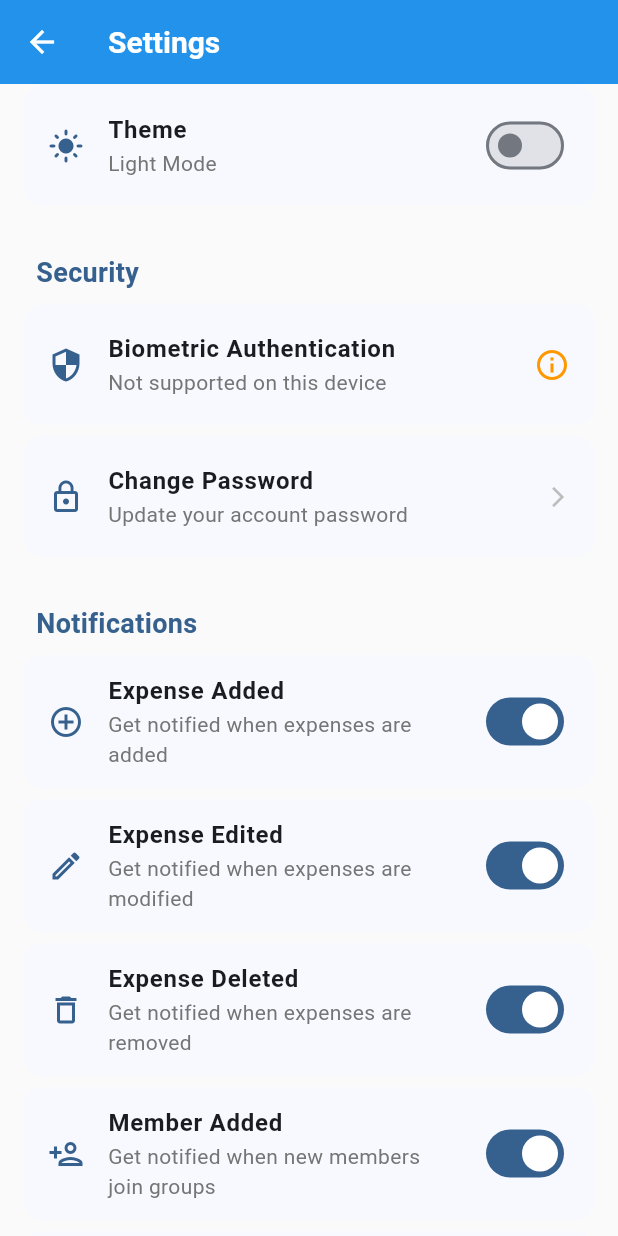
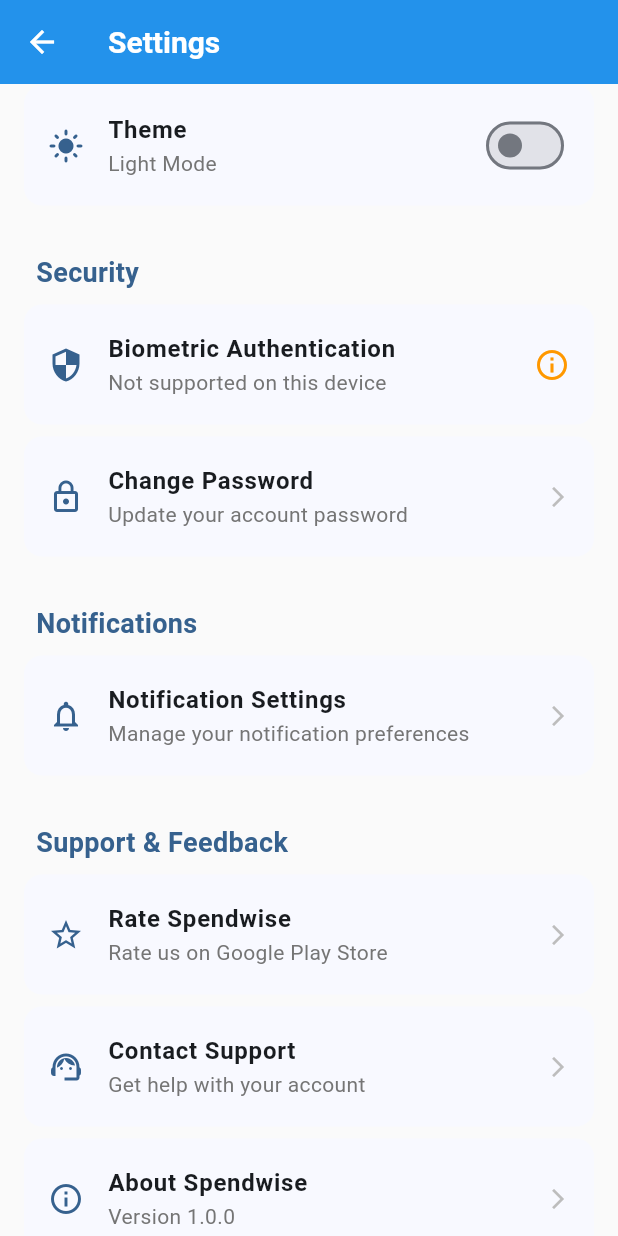
Before and after one commit to dthys/spendwise, a Flutter app: the SettingsScreen screen opened directly, scrolled down 576 dp, on a phone screen of 412 x 824 dp. Run offline on Flutter 3.47's test engine with Material 3 defaults, Android fonts, the phone set to English and light mode, and no system bars; our stand-ins replace cloud_firestore, firebase_auth, firebase_core, firebase_messaging, flutter_secure_storage, google_sign_in and 2 more; accounts and stored records are empty; network calls fail.

Commit message:
bank account fix

```diff
--- a/lib/screens/home/settings_screen.dart
+++ b/lib/screens/home/settings_screen.dart
@@ -10,6 +10,8 @@ import '../../services/database_service.dart';
 import '../../services/biometric_service.dart';
 import '../../models/user_model.dart';
 import '../../dialogs/auth_dialogs.dart';
+import 'notification_settings_screen.dart';
+
 
 class SettingsScreen extends StatefulWidget {
   @override
@@ -583,10 +585,10 @@ class _SettingsScreenState extends State<SettingsScreen> {
                   ),
                   _buildSettingsTile(
                     icon: Icons.account_balance,
-                    title: 'Bankrekening',
+                    title: 'Bank account',
                     subtitle: _currentUser?.bankAccount != null
                         ? 'IBAN: ${BankingService.formatIBAN(_currentUser!.bankAccount!)}'
-                        : 'Geen bankrekening toegevoegd',
+                        : 'No bank account added',
                     onTap: _showBankAccountDialog,
                     trailing: _currentUser?.bankAccount != null
                         ? Icon(Icons.check_circle, color: Colors.green, size: 20)
@@ -646,107 +648,23 @@ class _SettingsScreenState extends State<SettingsScreen> {
 
                   SizedBox(height: 24),
 
-                  // Notifications Section
+// Notifications Section
                   _buildSectionHeader('Notifications'),
-                  Consumer<NotificationService>(
-                    builder: (context, notificationService, child) {
-                      return Column(
-                        children: [
-                          _buildSettingsTile(
-                            icon: Icons.add_circle_outline,
-                            title: 'Expense Added',
-                            subtitle: 'Get notified when expenses are added',
-                            onTap: () => notificationService.setExpenseAddedEnabled(
-                              !notificationService.expenseAddedEnabled,
-                            ),
-                            trailing: Switch(
-                              value: notificationService.expenseAddedEnabled,
-                              onChanged: notificationService.setExpenseAddedEnabled,
-                            ),
-                          ),
-                          _buildSettingsTile(
-                            icon: Icons.edit_outlined,
-                            title: 'Expense Edited',
-                            subtitle: 'Get notified when expenses are modified',
-                            onTap: () => notificationService.setExpenseEditedEnabled(
-                              !notificationService.expenseEditedEnabled,
-                            ),
-                            trailing: Switch(
-                              value: notificationService.expenseEditedEnabled,
-                              onChanged: notificationService.setExpenseEditedEnabled,
-                            ),
-                          ),
-                          _buildSettingsTile(
-                            icon: Icons.delete_outline,
-                            title: 'Expense Deleted',
-                            subtitle: 'Get notified when expenses are removed',
-                            onTap: () => notificationService.setExpenseDeletedEnabled(
-                              !notificationService.expenseDeletedEnabled,
-                            ),
-                            trailing: Switch(
-                              value: notificationService.expenseDeletedEnabled,
-                              onChanged: notificationService.setExpenseDeletedEnabled,
-                            ),
-                          ),
-                          _buildSettingsTile(
-                            icon: Icons.person_add_outlined,
-                            title: 'Member Added',
-                            subtitle: 'Get notified when new members join groups',
-                            onTap: () => notificationService.setMemberAddedEnabled(
-                              !notificationService.memberAddedEnabled,
-                            ),
-                            trailing: Switch(
-                              value: notificationService.memberAddedEnabled,
-                              onChanged: notificationService.setMemberAddedEnabled,
-                            ),
-                          ),
-                          _buildSettingsTile(
-                            icon: Icons.person_remove_outlined,
-                            title: 'Member Removed',
-                            subtitle: 'Get notified when members leave groups',
-                            onTap: () => notificationService.setMemberRemovedEnabled(
-                              !notificationService.memberRemovedEnabled,
-                            ),
-                            trailing: Switch(
-                              value: notificationService.memberRemovedEnabled,
-                              onChanged: notificationService.setMemberRemovedEnabled,
-                            ),
-                          ),
-                          _buildSettingsTile(
-                            icon: Icons.group_add_outlined,
-                            title: 'Group Created',
-                            subtitle: 'Get notified when added to new groups',
-                            onTap: () => notificationService.setGroupCreatedEnabled(
-                              !notificationService.groupCreatedEnabled,
-                            ),
-                            trailing: Switch(
-                              value: notificationService.groupCreatedEnabled,
-                              onChanged: notificationService.setGroupCreatedEnabled,
-                            ),
-                          ),
-                          _buildSettingsTile(
-                            icon: Icons.notifications_active,
-                            title: 'Test Notification',
-                            subtitle: 'Send a test notification',
-                            onTap: () async {
-                              await notificationService.sendTestNotification();
-                              ScaffoldMessenger.of(context).showSnackBar(
-                                SnackBar(
-                                  content: Text('Test notification sent!'),
-                                  backgroundColor: Colors.green,
-                                  duration: Duration(seconds: 2),
-                                ),
-                              );
-                            },
-                          ),
-                        ],
+                  _buildSettingsTile(
+                    icon: Icons.notifications_outlined,
+                    title: 'Notification Settings',
+                    subtitle: 'Manage your notification preferences',
+                    onTap: () {
+                      Navigator.push(
+                        context,
+                        MaterialPageRoute(
+                          builder: (context) => NotificationSettingsScreen(),
+                        ),
                       );
                     },
                   ),
 
-
                   SizedBox(height: 24),
-
 
                   // Support Section
                   _buildSectionHeader('Support & Feedback'),
```
Also changed, not shown: lib/dialogs/bank_account_dialog.dart (+11 -11 lines), lib/screens/home/notification_settings_screen.dart (added, +290 -0 lines).
